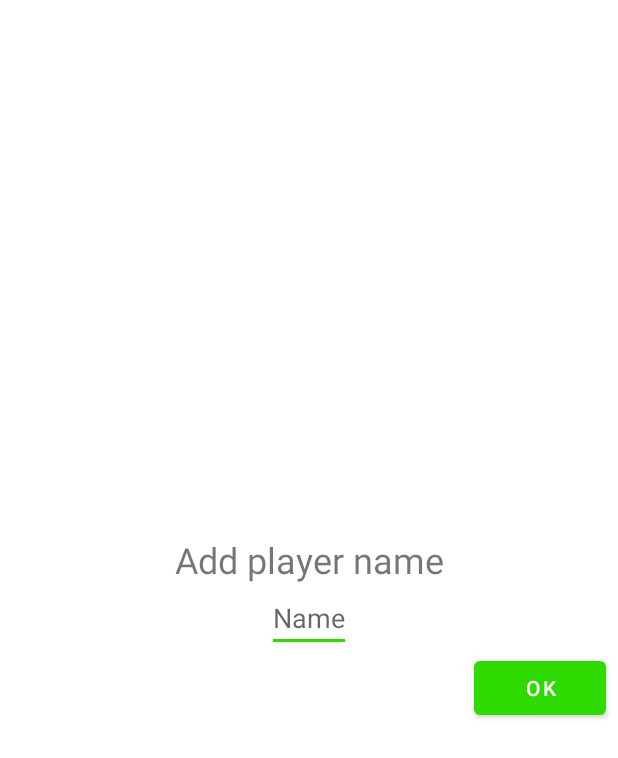
After one commit to ValentBarnabas/SpaceInvaders, an Android app: the layout popup_player_name.xml on its own in the app's theme, with its tools: preview values and no code run, on a phone screen of 412 x 824 dp. The commit adds this screen. Shown: the top 758 px of the screen. Run offline under Robolectric (Android 15) with nearby library versions, the phone set to English and light mode, and no system bars.

Commit message:
Player name is now set before game starts, and uploads the score with the correct name.
Make gameOver screen (game over and own score), return to main menu from it.

Fix pixel value problems, use sp,dp, screen width and height instead.
-Look into changing for cycles into iterators

```diff
--- a/app/src/main/java/hu/bme/aut/hw_spaceinvaders/GameActivity.kt
+++ b/app/src/main/java/hu/bme/aut/hw_spaceinvaders/GameActivity.kt
@@ -14,6 +14,7 @@ class GameActivity : AppCompatActivity() {
 
     override fun onCreate(savedInstanceState: Bundle?) {
         super.onCreate(savedInstanceState)
+        Game.setPlayerName(intent.getStringExtra("playerName").toString())
         setContentView(R.layout.activity_game)
         gyroscopeHelper = GyroscopeHelper(this)
     }
--- a/app/src/main/java/hu/bme/aut/hw_spaceinvaders/GameClasses/Player.kt
+++ b/app/src/main/java/hu/bme/aut/hw_spaceinvaders/GameClasses/Player.kt
@@ -24,6 +24,10 @@ class Player (name : String){
     fun getName() : String {
         return name;
     }
+
+    fun setName(playerName : String){
+        this.name = playerName
+    }
     fun getScore() : Int {
         return score;
     }
--- a/app/src/main/java/hu/bme/aut/hw_spaceinvaders/GameLogic/GameController.kt
+++ b/app/src/main/java/hu/bme/aut/hw_spaceinvaders/GameLogic/GameController.kt
@@ -16,6 +16,7 @@ class GameController (rendering: Rendering): Thread() {
 
     override fun run() {
         Game.setSize(rendering.getWidth(), rendering.getHeight())
+        Game.setup()
         while(Game.getRunning()) {
             if(!Game.getPaused()) {
                 val start = System.currentTimeMillis()
--- a/app/src/main/java/hu/bme/aut/hw_spaceinvaders/Visuals/GameView.kt
+++ b/app/src/main/java/hu/bme/aut/hw_spaceinvaders/Visuals/GameView.kt
@@ -10,7 +10,6 @@ import hu.bme.aut.hw_spaceinvaders.GameLogic.GameController
 
 class GameView : SurfaceView {
 
-    //TODO: check if i can remove any of these
     constructor (context: Context) : super (context)
     constructor (context: Context, attribSet: AttributeSet) : super(context, attribSet)
     constructor (context: Context, attribSet: AttributeSet, defStyleAttr: Int) : super(context, attribSet, defStyleAttr)
--- /dev/null
+++ b/app/src/main/res/layout/popup_player_name.xml
@@ -0,0 +1,39 @@
+<?xml version="1.0" encoding="utf-8"?>
+<androidx.constraintlayout.widget.ConstraintLayout xmlns:android="http://schemas.android.com/apk/res/android"
+    xmlns:app="http://schemas.android.com/apk/res-auto"
+    android:layout_width="match_parent"
+    android:layout_height="match_parent">
+
+    <TextView
+        android:layout_width="wrap_content"
+        android:layout_height="wrap_content"
+        android:text="Add player name"
+        android:textSize="24sp"
+        app:layout_constraintBottom_toTopOf="@+id/playerNameET"
+        app:layout_constraintEnd_toEndOf="parent"
+        app:layout_constraintStart_toStartOf="parent" />
+
+
+    <EditText
+        android:id="@+id/playerNameET"
+        android:layout_width="wrap_content"
+        android:layout_height="wrap_content"
+        android:hint="Name"
+        app:layout_constraintBottom_toBottomOf="parent"
+        app:layout_constraintEnd_toEndOf="parent"
+        app:layout_constraintStart_toStartOf="parent"
+        app:layout_constraintTop_toTopOf="parent" />
+
+    <Button
+        android:id="@+id/okButton"
+        android:layout_width="wrap_content"
+        android:layout_height="wrap_content"
+        android:text="Ok"
+        android:layout_marginRight="8dp"
+        android:layout_marginBottom="8dp"
+        app:layout_constraintEnd_toEndOf="parent"
+        app:layout_constraintTop_toBottomOf="@+id/playerNameET" />
+
+
+
+</androidx.constraintlayout.widget.ConstraintLayout>
```
Also changed, not shown: app/src/main/java/hu/bme/aut/hw_spaceinvaders/GameClasses/Game.kt (+5 -6 lines), app/src/main/java/hu/bme/aut/hw_spaceinvaders/StartActivity.kt (+23 -3 lines).
